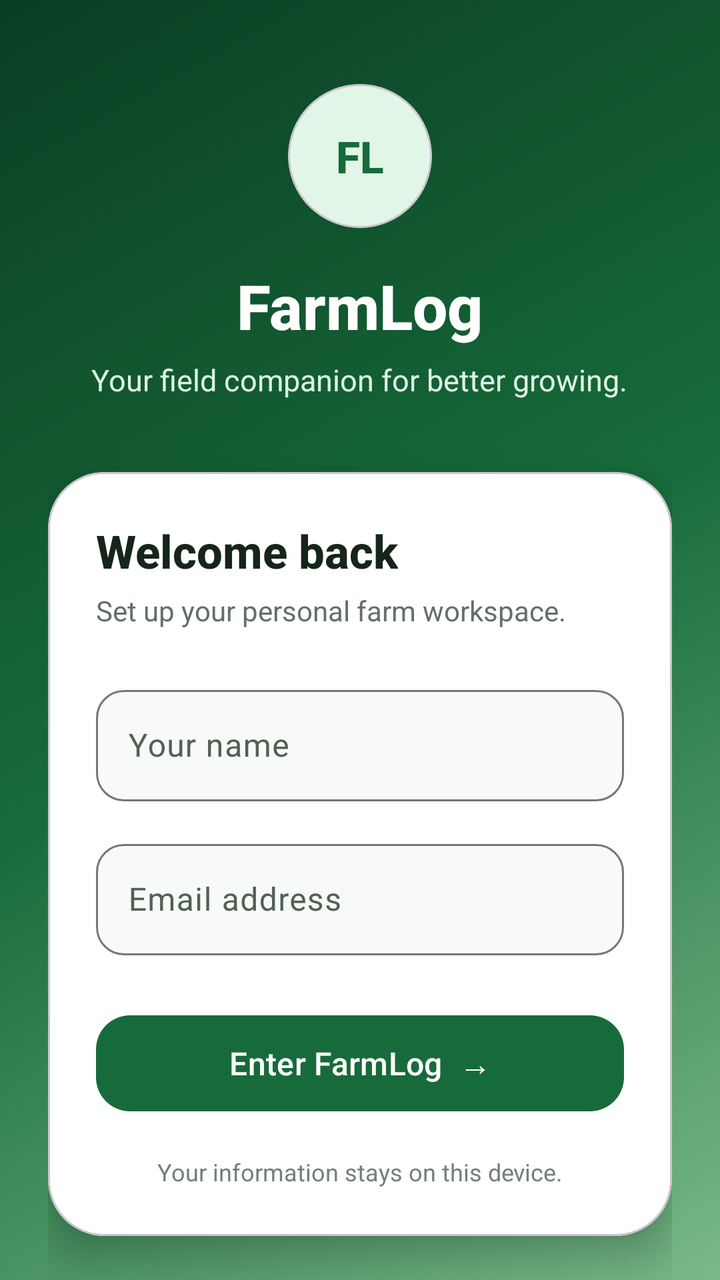
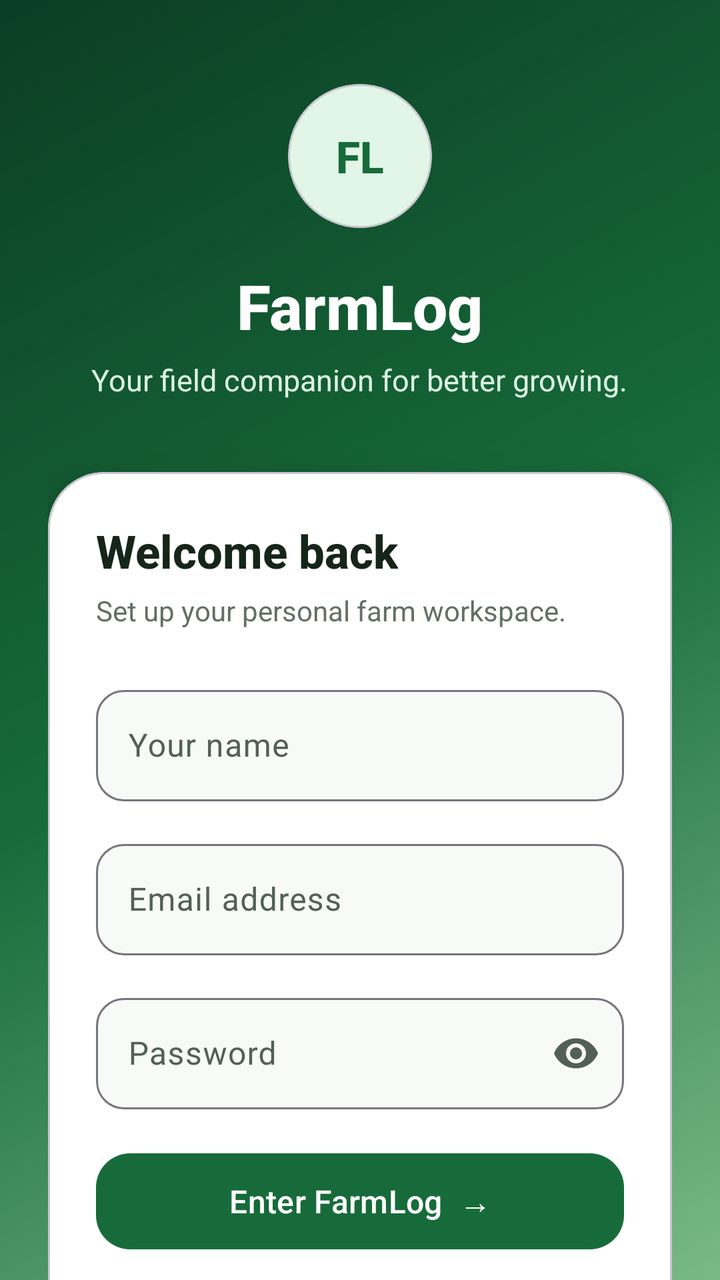

The first picture is an Android layout as it rendered before a commit; the second is the same layout after the commit. The layout source and the unified diff follow.
<!-- AndroidManifest.xml: application theme Theme.FarmLog -->
<!-- res/layout/activity_login.xml -->
<?xml version="1.0" encoding="utf-8"?>
<androidx.constraintlayout.widget.ConstraintLayout
    xmlns:android="http://schemas.android.com/apk/res/android"
    xmlns:app="http://schemas.android.com/apk/res-auto"
    android:id="@+id/loginRoot"
    android:layout_width="match_parent"
    android:layout_height="match_parent"
    android:background="@drawable/bg_login_gradient">

    <androidx.core.widget.NestedScrollView
        android:id="@+id/loginContent"
        android:layout_width="0dp"
        android:layout_height="0dp"
        android:clipToPadding="false"
        android:fillViewport="true"
        android:paddingStart="24dp"
        android:paddingEnd="24dp"
        app:layout_constraintBottom_toBottomOf="parent"
        app:layout_constraintEnd_toEndOf="parent"
        app:layout_constraintStart_toStartOf="parent"
        app:layout_constraintTop_toTopOf="parent">

        <LinearLayout
            android:layout_width="match_parent"
            android:layout_height="wrap_content"
            android:gravity="center_horizontal"
            android:orientation="vertical"
            android:paddingTop="42dp"
            android:paddingBottom="28dp">

            <com.google.android.material.card.MaterialCardView
                android:layout_width="72dp"
                android:layout_height="72dp"
                app:cardBackgroundColor="#E1F6E7"
                app:cardCornerRadius="36dp"
                app:cardElevation="0dp">

                <TextView
                    android:layout_width="match_parent"
                    android:layout_height="match_parent"
                    android:fontFamily="sans-serif-medium"
                    android:gravity="center"
                    android:text="FL"
                    android:textColor="#176B3A"
                    android:textSize="22sp"
                    android:textStyle="bold" />
            </com.google.android.material.card.MaterialCardView>

            <TextView
                android:id="@+id/tvBrand"
                android:layout_width="wrap_content"
                android:layout_height="wrap_content"
                android:layout_marginTop="18dp"
                android:fontFamily="sans-serif-medium"
                android:text="FarmLog"
                android:textColor="@android:color/white"
                android:textSize="31sp"
                android:textStyle="bold" />

            <TextView
                android:layout_width="wrap_content"
                android:layout_height="wrap_content"
                android:layout_marginTop="6dp"
                android:gravity="center"
                android:text="Your field companion for better growing."
                android:textColor="#DDF5E3"
                android:textSize="15sp" />

            <com.google.android.material.card.MaterialCardView
                android:id="@+id/cardLogin"
                android:layout_width="match_parent"
                android:layout_height="wrap_content"
                android:layout_marginTop="36dp"
                app:cardBackgroundColor="@android:color/white"
                app:cardCornerRadius="28dp"
                app:cardElevation="12dp">

                <LinearLayout
                    android:layout_width="match_parent"
                    android:layout_height="wrap_content"
                    android:orientation="vertical"
                    android:padding="24dp">

                    <TextView
                        android:layout_width="wrap_content"
                        android:layout_height="wrap_content"
                        android:fontFamily="sans-serif-medium"
                        android:text="Welcome back"
                        android:textColor="#16251A"
                        android:textSize="23sp"
                        android:textStyle="bold" />

                    <TextView
                        android:layout_width="wrap_content"
                        android:layout_height="wrap_content"
                        android:layout_marginTop="5dp"
                        android:text="Set up your personal farm workspace."
                        android:textColor="#617065"
                        android:textSize="14sp" />

                    <com.google.android.material.textfield.TextInputLayout
                        android:id="@+id/nameLayout"
                        style="@style/Widget.Material3.TextInputLayout.OutlinedBox"
                        android:layout_width="match_parent"
                        android:layout_height="wrap_content"
                        android:layout_marginTop="25dp"
                        android:hint="Your name"
                        app:boxBackgroundColor="#F7FAF6"
                        app:boxCornerRadiusBottomEnd="14dp"
                        app:boxCornerRadiusBottomStart="14dp"
                        app:boxCornerRadiusTopEnd="14dp"
                        app:boxCornerRadiusTopStart="14dp">

                        <com.google.android.material.textfield.TextInputEditText
                            android:id="@+id/editName"
                            android:layout_width="match_parent"
                            android:layout_height="wrap_content"
                            android:fontFamily="sans-serif"
                            android:inputType="textCapWords"
                            android:maxLines="1" />
                    </com.google.android.material.textfield.TextInputLayout>

                    <com.google.android.material.textfield.TextInputLayout
                        android:id="@+id/emailLayout"
                        style="@style/Widget.Material3.TextInputLayout.OutlinedBox"
                        android:layout_width="match_parent"
                        android:layout_height="wrap_content"
                        android:layout_marginTop="16dp"
                        android:hint="Email address"
                        app:boxBackgroundColor="#F7FAF6"
                        app:boxCornerRadiusBottomEnd="14dp"
                        app:boxCornerRadiusBottomStart="14dp"
                        app:boxCornerRadiusTopEnd="14dp"
                        app:boxCornerRadiusTopStart="14dp">

                        <com.google.android.material.textfield.TextInputEditText
                            android:id="@+id/editEmail"
                            android:layout_width="match_parent"
                            android:layout_height="wrap_content"
                            android:fontFamily="sans-serif"
                            android:imeOptions="actionDone"
                            android:inputType="textEmailAddress"
                            android:maxLines="1" />
                    </com.google.android.material.textfield.TextInputLayout>

                    <com.google.android.material.button.MaterialButton
                        android:id="@+id/btnContinue"
                        android:layout_width="match_parent"
                        android:layout_height="56dp"
                        android:layout_marginTop="26dp"
                        android:fontFamily="sans-serif-medium"
                        android:text="Enter FarmLog  →"
                        android:textAllCaps="false"
                        android:textSize="16sp"
                        app:backgroundTint="#176B3A"
                        app:cornerRadius="17dp" />

                    <TextView
                        android:layout_width="match_parent"
                        android:layout_height="wrap_content"
                        android:layout_marginTop="18dp"
                        android:gravity="center"
                        android:text="Your information stays on this device."
                        android:textColor="#748076"
                        android:textSize="12sp" />
                </LinearLayout>
            </com.google.android.material.card.MaterialCardView>

            <TextView
                android:id="@+id/tvFooter"
                android:layout_width="wrap_content"
                android:layout_height="wrap_content"
                android:layout_marginTop="25dp"
                android:fontFamily="sans-serif-medium"
                android:text="MADE FOR MODERN FARMERS"
                android:textColor="#DDF5E3"
                android:textSize="10sp"
                android:letterSpacing="0.13" />
        </LinearLayout>
    </androidx.core.widget.NestedScrollView>

</androidx.constraintlayout.widget.ConstraintLayout>
<!-- resources referenced by this layout -->
<resources>
  <!-- drawable bg_login_gradient (drawable) -->
  <?xml version="1.0" encoding="utf-8"?>
  <shape xmlns:android="http://schemas.android.com/apk/res/android">
  
      <gradient
          android:angle="315"
          android:centerColor="#176B3A"
          android:endColor="#79B987"
          android:startColor="#0B3E24"
          android:type="linear" />
  
  </shape>
  <style name="Theme.FarmLog" parent="Theme.Material3.Light.NoActionBar">
          <item name="colorPrimary">#176B3A</item>
          <item name="colorOnPrimary">#FFFFFF</item>
          <item name="colorPrimaryContainer">#C8F5D5</item>
          <item name="colorOnPrimaryContainer">#00210D</item>
  
          <item name="colorSecondary">#F2A33A</item>
          <item name="colorOnSecondary">#3D2200</item>
          <item name="colorSecondaryContainer">#FFE0B2</item>
          <item name="colorOnSecondaryContainer">#2B1700</item>
  
          <item name="colorTertiary">#2E86AB</item>
          <item name="colorSurface">#F8FAF7</item>
          <item name="colorSurfaceVariant">#E7EEE6</item>
          <item name="colorOnSurface">#172019</item>
          <item name="colorOnSurfaceVariant">#526057</item>
  
          <item name="android:windowBackground">#F8FAF7</item>
          <item name="android:fontFamily">sans-serif</item>
          <item name="android:windowLightNavigationBar">true</item>
      </style>
</resources>

<!-- the commit's change to res/layout/activity_login.xml (unified diff, before → after) -->
@@ -138,16 +138,50 @@
                             android:layout_width="match_parent"
                             android:layout_height="wrap_content"
                             android:fontFamily="sans-serif"
-                            android:imeOptions="actionDone"
                             android:inputType="textEmailAddress"
                             android:maxLines="1" />
                     </com.google.android.material.textfield.TextInputLayout>
 
+                    <com.google.android.material.textfield.TextInputLayout
+                        android:id="@+id/passwordLayout"
+                        style="@style/Widget.Material3.TextInputLayout.OutlinedBox"
+                        android:layout_width="match_parent"
+                        android:layout_height="wrap_content"
+                        android:layout_marginTop="16dp"
+                        android:hint="Password"
+                        app:boxBackgroundColor="#F7FAF6"
+                        app:boxCornerRadiusBottomEnd="14dp"
+                        app:boxCornerRadiusBottomStart="14dp"
+                        app:boxCornerRadiusTopEnd="14dp"
+                        app:boxCornerRadiusTopStart="14dp"
+                        app:endIconMode="password_toggle">
+
+                        <com.google.android.material.textfield.TextInputEditText
+                            android:id="@+id/editPassword"
+                            android:layout_width="match_parent"
+                            android:layout_height="wrap_content"
+                            android:fontFamily="sans-serif"
+                            android:imeOptions="actionDone"
+                            android:inputType="textPassword"
+                            android:maxLines="1" />
+                    </com.google.android.material.textfield.TextInputLayout>
+
+                    <TextView
+                        android:id="@+id/tvStatusMessage"
+                        android:layout_width="match_parent"
+                        android:layout_height="wrap_content"
+                        android:layout_marginTop="14dp"
+                        android:gravity="center"
+                        android:text=""
+                        android:textColor="#176B3A"
+                        android:textSize="13sp"
+                        android:visibility="gone" />
+
                     <com.google.android.material.button.MaterialButton
                         android:id="@+id/btnContinue"
                         android:layout_width="match_parent"
                         android:layout_height="56dp"
-                        android:layout_marginTop="26dp"
+                        android:layout_marginTop="18dp"
                         android:fontFamily="sans-serif-medium"
                         android:text="Enter FarmLog  →"
                         android:textAllCaps="false"
@@ -156,11 +190,34 @@
                         app:cornerRadius="17dp" />
 
                     <TextView
+                        android:id="@+id/tvResend"
+                        android:layout_width="match_parent"
+                        android:layout_height="wrap_content"
+                        android:layout_marginTop="16dp"
+                        android:gravity="center"
+                        android:text="Resend verification email"
+                        android:textColor="#176B3A"
+                        android:textSize="13sp"
+                        android:textStyle="bold"
+                        android:visibility="gone" />
+
+                    <TextView
+                        android:id="@+id/tvUseDifferentEmail"
+                        android:layout_width="match_parent"
+                        android:layout_height="wrap_content"
+                        android:layout_marginTop="12dp"
+                        android:gravity="center"
+                        android:text="← Use a different email"
+                        android:textColor="#617065"
+                        android:textSize="13sp"
+                        android:visibility="gone" />
+
+                    <TextView
                         android:layout_width="match_parent"
                         android:layout_height="wrap_content"
                         android:layout_marginTop="18dp"
                         android:gravity="center"
-                        android:text="Your information stays on this device."
+                        android:text="We'll send a verification link to confirm your email."
                         android:textColor="#748076"
                         android:textSize="12sp" />
                 </LinearLayout>
